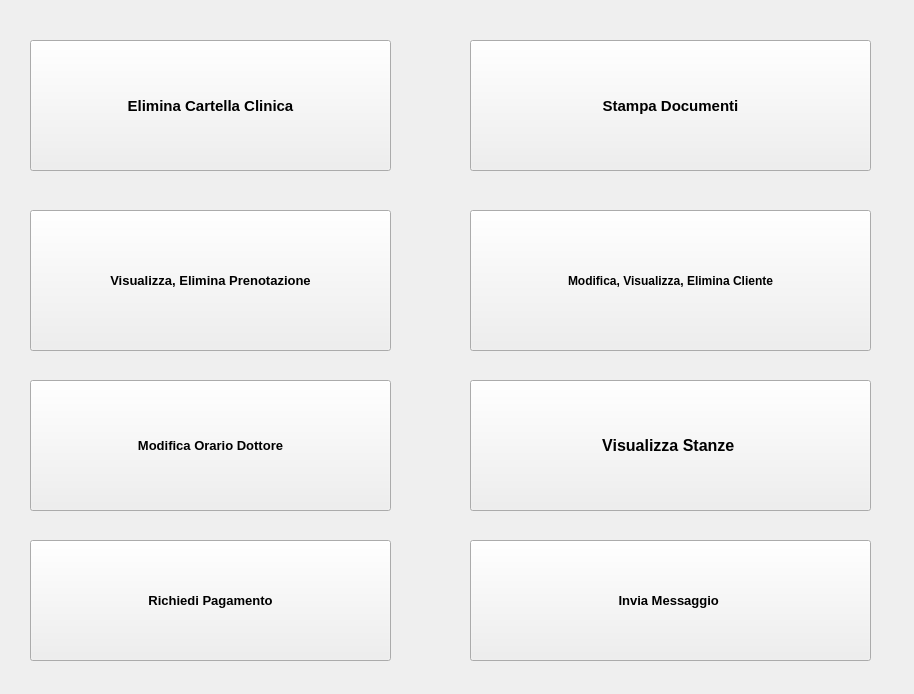
Before: the Qt Designer form GUI/Menu Segreteria.ui in S1098357/ClinicaAlpha, drawn with Qt 5.
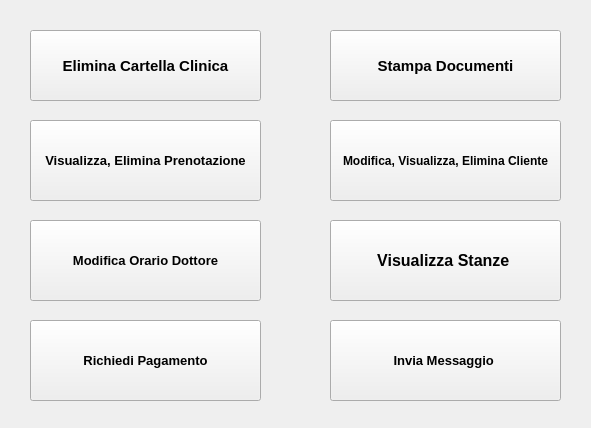
After: the same form once the commit is applied.

Patch:
```diff
--- a/GUI/Menu Segreteria.ui
+++ b/GUI/Menu Segreteria.ui
@@ -6,8 +6,8 @@
    <rect>
     <x>0</x>
     <y>0</y>
-    <width>914</width>
-    <height>694</height>
+    <width>591</width>
+    <height>428</height>
    </rect>
   </property>
   <property name="font">
@@ -24,9 +24,9 @@
    <property name="geometry">
     <rect>
      <x>30</x>
-     <y>40</y>
-     <width>361</width>
-     <height>131</height>
+     <y>30</y>
+     <width>231</width>
+     <height>71</height>
     </rect>
    </property>
    <property name="font">
@@ -43,10 +43,10 @@
   <widget class="QPushButton" name="pushButton_2">
    <property name="geometry">
     <rect>
-     <x>470</x>
-     <y>40</y>
-     <width>401</width>
-     <height>131</height>
+     <x>330</x>
+     <y>30</y>
+     <width>231</width>
+     <height>71</height>
     </rect>
    </property>
    <property name="font">
@@ -64,9 +64,9 @@
    <property name="geometry">
     <rect>
      <x>30</x>
-     <y>210</y>
-     <width>361</width>
-     <height>141</height>
+     <y>120</y>
+     <width>231</width>
+     <height>81</height>
     </rect>
    </property>
    <property name="font">
@@ -83,10 +83,10 @@
   <widget class="QPushButton" name="pushButton_4">
    <property name="geometry">
     <rect>
-     <x>470</x>
-     <y>210</y>
-     <width>401</width>
-     <height>141</height>
+     <x>330</x>
+     <y>120</y>
+     <width>231</width>
+     <height>81</height>
     </rect>
    </property>
    <property name="font">
@@ -103,10 +103,10 @@
   <widget class="QPushButton" name="pushButton_5">
    <property name="geometry">
     <rect>
-     <x>470</x>
-     <y>380</y>
-     <width>401</width>
-     <height>131</height>
+     <x>330</x>
+     <y>220</y>
+     <width>231</width>
+     <height>81</height>
     </rect>
    </property>
    <property name="font">
@@ -123,10 +123,10 @@
   <widget class="QPushButton" name="pushButton_6">
    <property name="geometry">
     <rect>
-     <x>470</x>
-     <y>540</y>
-     <width>401</width>
-     <height>121</height>
+     <x>330</x>
+     <y>320</y>
+     <width>231</width>
+     <height>81</height>
     </rect>
    </property>
    <property name="font">
@@ -144,9 +144,9 @@
    <property name="geometry">
     <rect>
      <x>30</x>
-     <y>540</y>
-     <width>361</width>
-     <height>121</height>
+     <y>320</y>
+     <width>231</width>
+     <height>81</height>
     </rect>
    </property>
    <property name="font">
@@ -164,9 +164,9 @@
    <property name="geometry">
     <rect>
      <x>30</x>
-     <y>380</y>
-     <width>361</width>
-     <height>131</height>
+     <y>220</y>
+     <width>231</width>
+     <height>81</height>
     </rect>
    </property>
    <property name="font">
```
